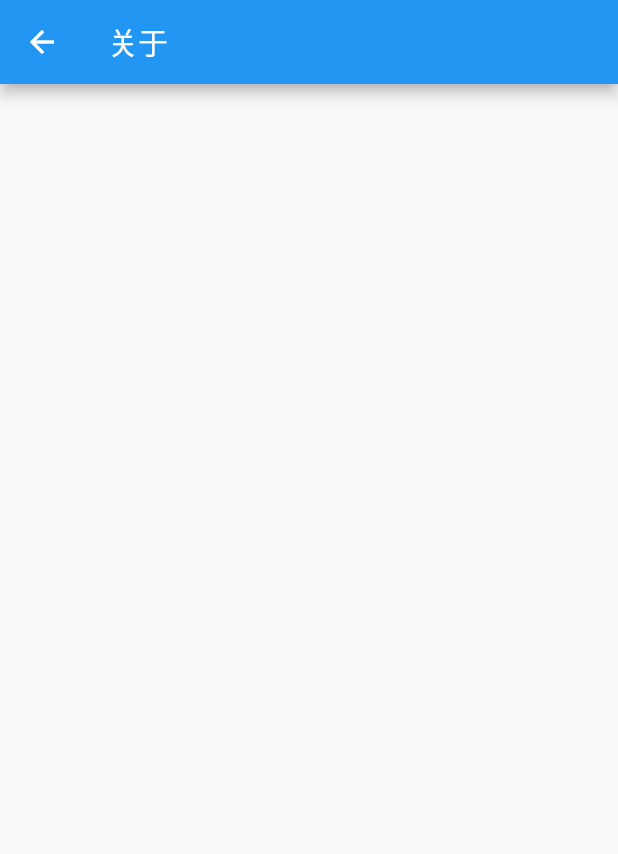
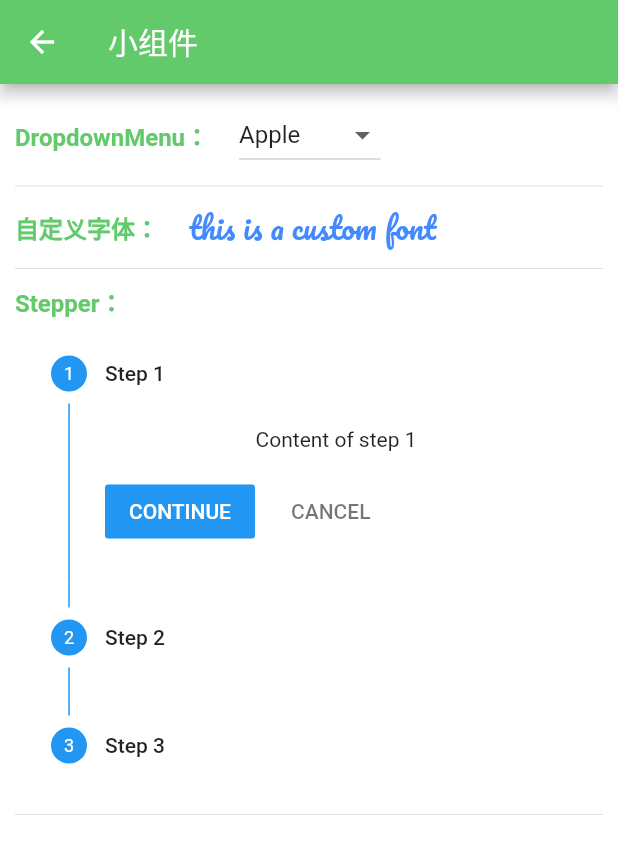
Before and after one commit to Tomous/FlutterTool, a Flutter app: the AboutPage screen opened directly, on a phone screen of 412 x 824 dp. Shown: the top 854 px of the screen. Run offline on Flutter 3.47's test engine with Material 2 defaults, Android fonts, the phone set to English and light mode, and no system bars; our stand-ins replace fluttertoast.

Commit message:
添加小组件

```diff
--- a/lib/home_page.dart
+++ b/lib/home_page.dart
@@ -1,9 +1,9 @@
 import 'package:firstapp/constants/constants.dart';
-import 'package:firstapp/pages/discovery_page.dart';
-import 'package:firstapp/pages/news_list_page.dart';
-import 'package:firstapp/pages/profile_page.dart';
-import 'package:firstapp/pages/tweet_page.dart';
-import 'package:firstapp/widgets/home_drawer.dart';
+import 'package:firstapp/pages/home_pages/discovery_page.dart';
+import 'package:firstapp/pages/home_pages/news_list_page.dart';
+import 'package:firstapp/pages/home_pages/profile_page.dart';
+import 'package:firstapp/pages/home_pages/tweet_page.dart';
+import 'package:firstapp/pages/draw_pages/home_drawer.dart';
 import 'package:firstapp/widgets/navigation_icon_view.dart';
 import 'package:flutter/material.dart';
 
@@ -110,7 +110,7 @@ class _HomePageState extends State<HomePage> {
                 Icons.error,
                 Icons.settings
               ],
-              menuTitleList: ['瀑布流布局', 'Checkbox复选框', '动弹小黑屋', '关于', '设置'],
+              menuTitleList: ['瀑布流布局', 'Checkbox复选框', '动弹小黑屋', '小组件', '设置'],
             )
           : null, //侧滑菜单
     );
--- /dev/null
+++ b/lib/pages/draw_pages/sub_pages/small_widget.dart
@@ -0,0 +1,84 @@
+import 'package:firstapp/constants/constants.dart';
+import 'package:firstapp/widgetTool/dropdown_menu.dart';
+import 'package:firstapp/widgetTool/stepper_page.dart';
+import 'package:firstapp/widgetTool/widget_tool.dart';
+import 'package:flutter/material.dart';
+import 'package:firstapp/utils/utils.dart' as utils;
+
+class AboutPage extends StatefulWidget {
+  const AboutPage({super.key});
+
+  @override
+  State<AboutPage> createState() => _AboutPageState();
+}
+
+class _AboutPageState extends State<AboutPage> {
+  static const double dividerHeight = 20.0;
+  @override
+  Widget build(BuildContext context) {
+    return Scaffold(
+      appBar: AppBar(
+        title: const Text("小组件"),
+        backgroundColor: const Color(AppColors.APP_THEME_COLOR),
+      ),
+      body: Container(
+        color: Colors.white,
+        padding: const EdgeInsets.fromLTRB(10, 10, 10, 30),
+        child: ListView(
+          children: [
+            const WidgetTool(
+              title: 'DropdownMenu：',
+              widget: DropdownMenuPage(),
+            ),
+            const Divider(height: dividerHeight),
+            WidgetTool(
+              title: '自定义字体：',
+              widget: Center(
+                child: Text(
+                  'this is a custom font',
+                  style: utils.getCustomFontTextStyle(),
+                ),
+              ),
+            ),
+            const Divider(height: dividerHeight),
+            const Text(
+              'Stepper：',
+              style: TextStyle(
+                color: Color(
+                  AppColors.APP_THEME_COLOR,
+                ),
+                fontWeight: FontWeight.bold,
+                fontSize: 16.0,
+              ),
+            ),
+            const StepperPage(),
+            const Divider(height: dividerHeight),
+          ],
+        ),
+      ),
+    );
+  }
+}
+/*
+ListView(
+          children: [
+            const WidgetTool(
+              title: 'DropdownMenu：',
+              widget: DropdownMenuPage(),
+            ),
+            WidgetTool(
+              title: '自定义字体：',
+              widget: Center(
+                child: Text(
+                  'this is a custom font',
+                  style: utils.getCustomFontTextStyle(),
+                ),
+              ),
+            ),
+            const WidgetTool(
+              title: 'Stepper：',
+              widget: StepperPage(),
+            ),
+          ],
+        )
+*/
--- a/lib/pages/drawpages/about_page.dart
+++ /dev/null
@@ -1,19 +0,0 @@
-import 'package:flutter/material.dart';
-
-class AboutPage extends StatefulWidget {
-  const AboutPage({super.key});
-
-  @override
-  State<AboutPage> createState() => _AboutPageState();
-}
-
-class _AboutPageState extends State<AboutPage> {
-  @override
-  Widget build(BuildContext context) {
-    return Scaffold(
-      appBar: AppBar(
-        title: const Text("关于"),
-      ),
-    );
-  }
-}
--- a/lib/pages/discovery_page.dart
+++ b/lib/pages/home_pages/discovery_page.dart
@@ -1,3 +1,4 @@
+
 import 'package:flutter/material.dart';
 
 class DiscoveryPage extends StatefulWidget {
--- a/lib/pages/news_list_page.dart
+++ b/lib/pages/home_pages/news_list_page.dart
@@ -1,3 +1,4 @@
+
 import 'package:flutter/material.dart';
 
 class NewsListPage extends StatefulWidget {
--- /dev/null
+++ b/lib/utils/utils.dart
@@ -0,0 +1,10 @@
+import 'package:flutter/material.dart';
+
+TextStyle getCustomFontTextStyle() {
+  return const TextStyle(
+    color: Colors.blueAccent,
+    fontFamily: 'Pacifico',
+    fontWeight: FontWeight.w400,
+    fontSize: 20.0,
+  );
+}
--- /dev/null
+++ b/lib/widgetTool/dropdown_menu.dart
@@ -0,0 +1,52 @@
+import 'package:flutter/material.dart';
+
+class DropdownMenuPage extends StatefulWidget {
+  const DropdownMenuPage({super.key});
+
+  @override
+  State<DropdownMenuPage> createState() => _DropdownMenuPageState();
+}
+
+class _DropdownMenuPageState extends State<DropdownMenuPage> {
+  final List _fruits = ["Apple", "Banana", "Orange", "Peach", "Pineapple"];
+  late List<DropdownMenuItem> _dropdownMenuItems;
+  late String _selectedItem;
+  @override
+  void initState() {
+    super.initState();
+    _dropdownMenuItems = _buildAndGetDropdownMenuItems();
+    _selectedItem = _dropdownMenuItems.first.value;
+  }
+
+  @override
+  Widget build(BuildContext context) {
+    return Center(
+      child: Column(
+        crossAxisAlignment: CrossAxisAlignment.start,
+        mainAxisAlignment: MainAxisAlignment.start,
+        children: [
+          DropdownButton(
+            value: _selectedItem,
+            items: _dropdownMenuItems,
+            onChanged: (value) {
+              setState(() {
+                _selectedItem = value;
+              });
+            },
+          )
+        ],
+      ),
+    );
+  }
+
+  List<DropdownMenuItem> _buildAndGetDropdownMenuItems() {
+    List<DropdownMenuItem> items = [];
+    for (var item in _fruits) {
+      items.add(DropdownMenuItem(
+        value: item,
+        child: Text(item),
+      ));
+    }
+    return items;
+  }
+}
--- /dev/null
+++ b/lib/widgetTool/stepper_page.dart
@@ -0,0 +1,61 @@
+import 'package:flutter/material.dart';
+
+class StepperPage extends StatefulWidget {
+  const StepperPage({super.key});
+
+  @override
+  State<StepperPage> createState() => _StepperPageState();
+}
+
+class _StepperPageState extends State<StepperPage> {
+  int currentStep = 0;
+  List<Step> steps = [
+    const Step(
+      title: Text('Step 1'),
+      content: Text('Content of step 1'),
+      isActive: true,
+    ),
+    const Step(
+      title: Text('Step 2'),
+      content: Text('Content of step 2'),
+      isActive: true,
+    ),
+    const Step(
+      title: Text('Step 3'),
+      content: Text('Content of step 3'),
+      isActive: true,
+    ),
+  ];
+  @override
+  Widget build(BuildContext context) {
+    return Container(
+      child: Stepper(
+        steps: steps,
+        currentStep: currentStep,
+        onStepTapped: (value) {
+          setState(() {
+            currentStep = value;
+          });
+        },
+        onStepCancel: () {
+          setState(() {
+            if (currentStep > 0) {
+              currentStep -= 1;
+            } else {
+              currentStep = 0;
+            }
+          });
+        },
+        onStepContinue: () {
+          setState(() {
+            if (currentStep < steps.length - 1) {
+              currentStep += 1;
+            } else {
+              currentStep = 0;
+            }
+          });
+        },
+      ),
+    );
+  }
+}
--- /dev/null
+++ b/lib/widgetTool/widget_tool.dart
@@ -0,0 +1,32 @@
+import 'package:firstapp/constants/constants.dart';
+import 'package:flutter/material.dart';
+
+class WidgetTool extends StatelessWidget {
+  final String title;
+  final Widget widget;
+  const WidgetTool({super.key, required this.title, required this.widget});
+
+  @override
+  Widget build(BuildContext context) {
+    return Center(
+      child: Row(
+        children: [
+          Text(
+            title,
+            style: const TextStyle(
+              fontWeight: FontWeight.bold,
+              color: Color(
+                AppColors.APP_THEME_COLOR,
+              ),
+              fontSize: 16.0,
+            ),
+          ),
+          const SizedBox(
+            width: 20.0,
+          ),
+          widget,
+        ],
+      ),
+    );
+  }
+}
--- a/pubspec.yaml
+++ b/pubspec.yaml
@@ -87,6 +87,12 @@ flutter:
   #       - asset: fonts/TrajanPro.ttf
   #       - asset: fonts/TrajanPro_Bold.ttf
   #         weight: 700
+
+  fonts:
+    - family: Pacifico
+      fonts:
+        - asset: data_repo/fonts/Pacifico-Regular.ttf
+          weight: 400
   #
   # For details regarding fonts from package dependencies,
   # see https://flutter.dev/custom-fonts/#from-packages
```
Also changed, not shown: lib/pages/draw_pages/home_drawer.dart (renamed from lib/widgets/home_drawer.dart, +5 -5 lines), data_repo/fonts/Pacifico-Regular.ttf (added), lib/pages/draw_pages/sub_pages/check_box_page.dart (renamed from lib/pages/drawpages/check_box_page.dart), lib/pages/draw_pages/sub_pages/publish_tweet_page.dart (renamed from lib/pages/drawpages/publish_tweet_page.dart), lib/pages/draw_pages/sub_pages/setting_page.dart (renamed from lib/pages/drawpages/setting_page.dart), lib/pages/draw_pages/sub_pages/tweet_black_house.dart (renamed from lib/pages/drawpages/tweet_black_house.dart), lib/pages/home_pages/profile_page.dart (renamed from lib/pages/profile_page.dart), lib/pages/home_pages/tweet_page.dart (renamed from lib/pages/tweet_page.dart), 1 other file.
